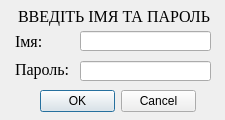
Old version of the form login.ui in the repository andrboyko/zbyt.
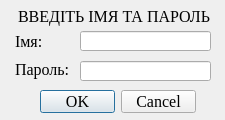
New version of the form. Icons and pictures are not drawn.

```diff
--- a/login.ui
+++ b/login.ui
@@ -25,6 +25,12 @@
     <height>120</height>
    </size>
   </property>
+  <property name="font">
+   <font>
+    <family>Times New Roman</family>
+    <pointsize>12</pointsize>
+   </font>
+  </property>
   <property name="windowTitle">
    <string>Вход</string>
   </property>
```
Left out of the diff: 4 changed lines with no effect on the pictures.
